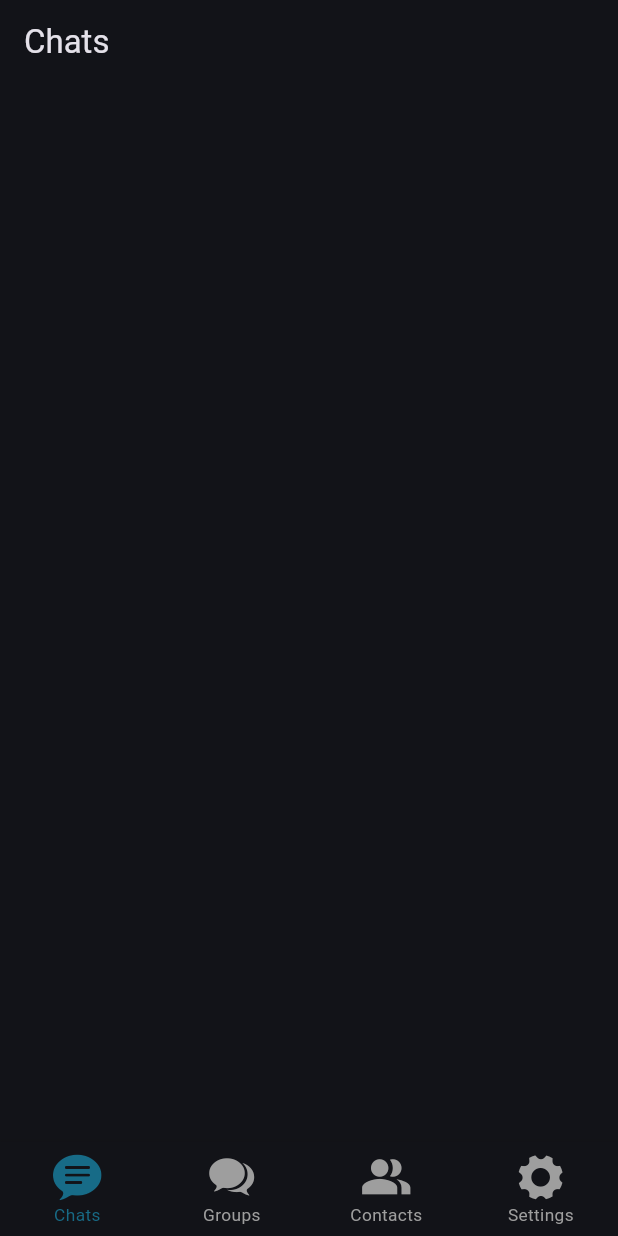
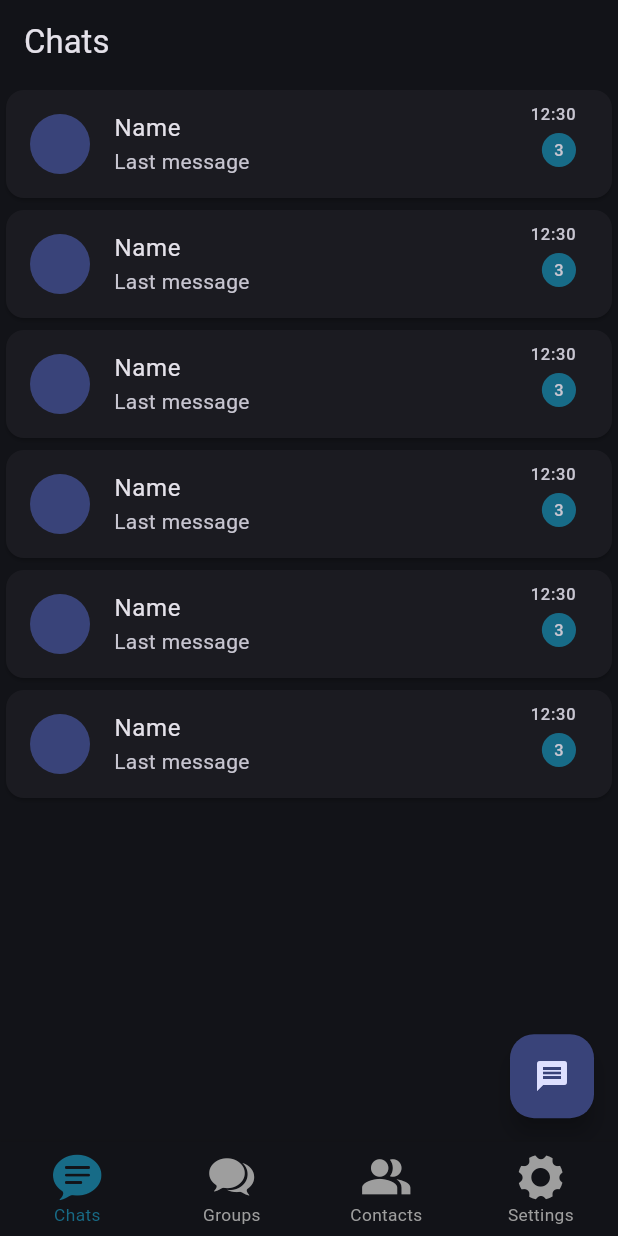
Before and after one commit to MoAce8/Ace-chat-app, a Flutter app: the screen it shows after launch, after a tap on "Login", on a phone screen of 412 x 824 dp. Run offline on Flutter 3.47's test engine with Material 3 defaults, Android fonts, the light colour scheme and no system bars; our stand-ins replace font_awesome_flutter.

Commit message:
Create chat card

```diff
--- a/lib/screens/home/main_screens/chats_home_screen.dart
+++ b/lib/screens/home/main_screens/chats_home_screen.dart
@@ -1,3 +1,4 @@
+import 'package:ace_chat_app/widgets/chat_card.dart';
 import 'package:flutter/material.dart';
 
 class ChatsHomeScreen extends StatelessWidget {
@@ -9,6 +10,14 @@ class ChatsHomeScreen extends StatelessWidget {
       appBar: AppBar(
         title: const Text('Chats'),
       ),
+      body: ListView.builder(
+        itemCount: 6,
+        itemBuilder: (context, index) => const ChatCard(),
+      ),
+      floatingActionButton: FloatingActionButton(
+        onPressed: () {},
+        child: const Icon(Icons.message),
+      ),
     );
   }
 }
--- a/lib/widgets/chat_card.dart
+++ b/lib/widgets/chat_card.dart
@@ -1,3 +1,4 @@
+import 'package:ace_chat_app/shared/constants.dart';
 import 'package:flutter/material.dart';
 
 class ChatCard extends StatelessWidget {
@@ -5,6 +6,26 @@ class ChatCard extends StatelessWidget {
 
   @override
   Widget build(BuildContext context) {
-    return const Placeholder();
+    return Card(
+      child: ListTile(
+        leading: const CircleAvatar(),
+        title: const Text('Name'),
+        subtitle: const Text('Last message'),
+        trailing: Column(
+          crossAxisAlignment: CrossAxisAlignment.end,
+          children: [
+            const Text('12:30'),
+            Container(
+              padding: const EdgeInsets.all(8),
+              decoration: const BoxDecoration(
+                shape: BoxShape.circle,
+                color: kPrimaryColor
+              ),
+              child: const Text('3'),
+            ),
+          ],
+        ),
+      ),
+    );
   }
 }
```
